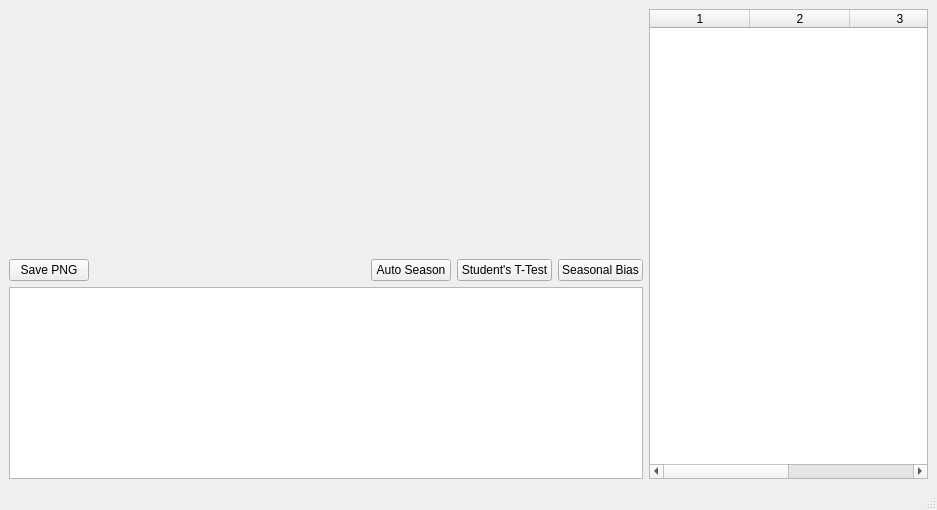
This is src/plotselect.ui in RolfVieten/StalGrowth as Qt 5 draws it before an edit. The edited form follows.
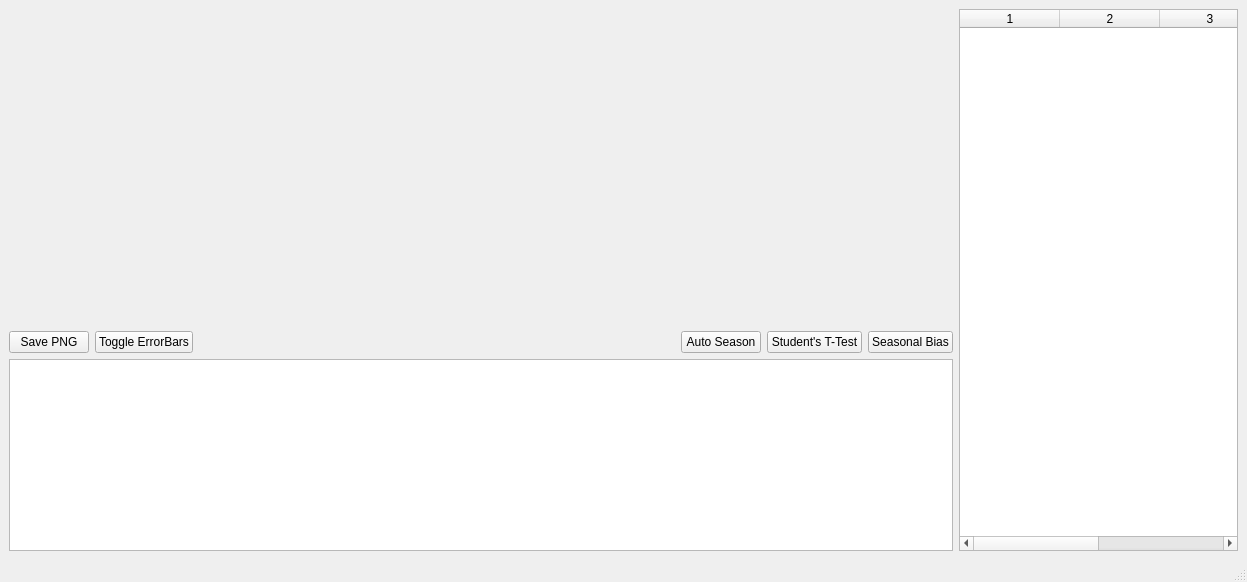
This is the edited form. Custom widgets are drawn as their Qt base class.

Commit message: Finished ErrorBar toggle on all graphs

```diff
--- a/src/plotselect.ui
+++ b/src/plotselect.ui
@@ -6,8 +6,8 @@
    <rect>
     <x>0</x>
     <y>0</y>
-    <width>937</width>
-    <height>510</height>
+    <width>1247</width>
+    <height>582</height>
    </rect>
   </property>
   <property name="windowTitle">
@@ -42,6 +42,13 @@
           </property>
          </widget>
         </item>
+        <item>
+         <widget class="QPushButton" name="pushButton_2">
+          <property name="text">
+           <string>Toggle ErrorBars</string>
+          </property>
+         </widget>
+        </item>
         <item>
          <spacer name="horizontalSpacer">
           <property name="orientation">
```
Left out of the diff: 2 changed lines with no effect on the pictures. The commit also changes 16 other files.
